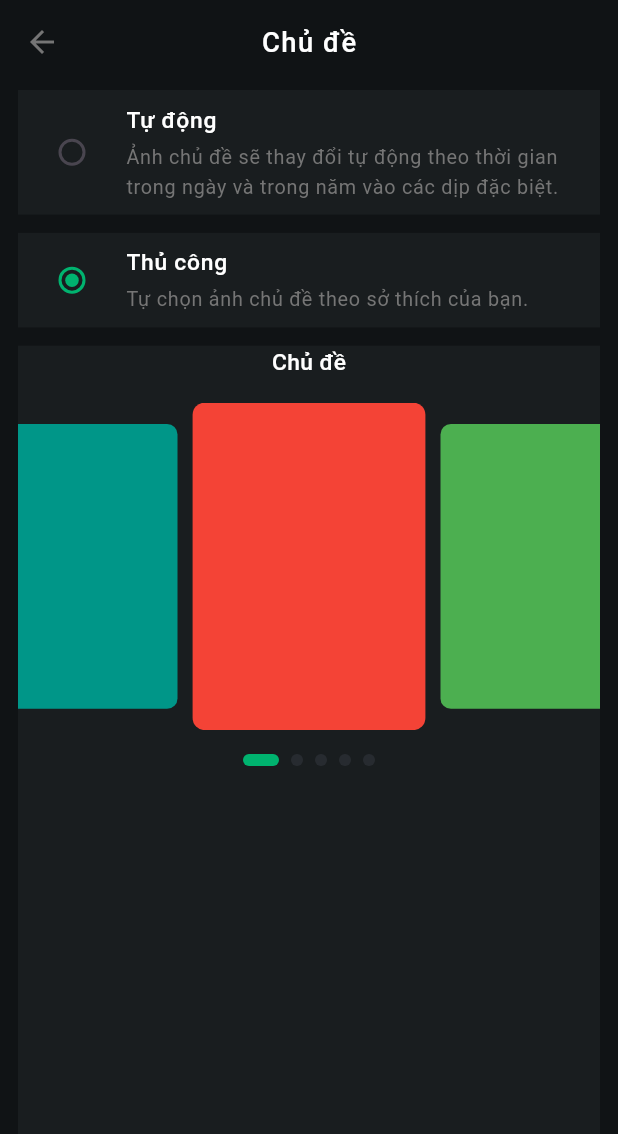
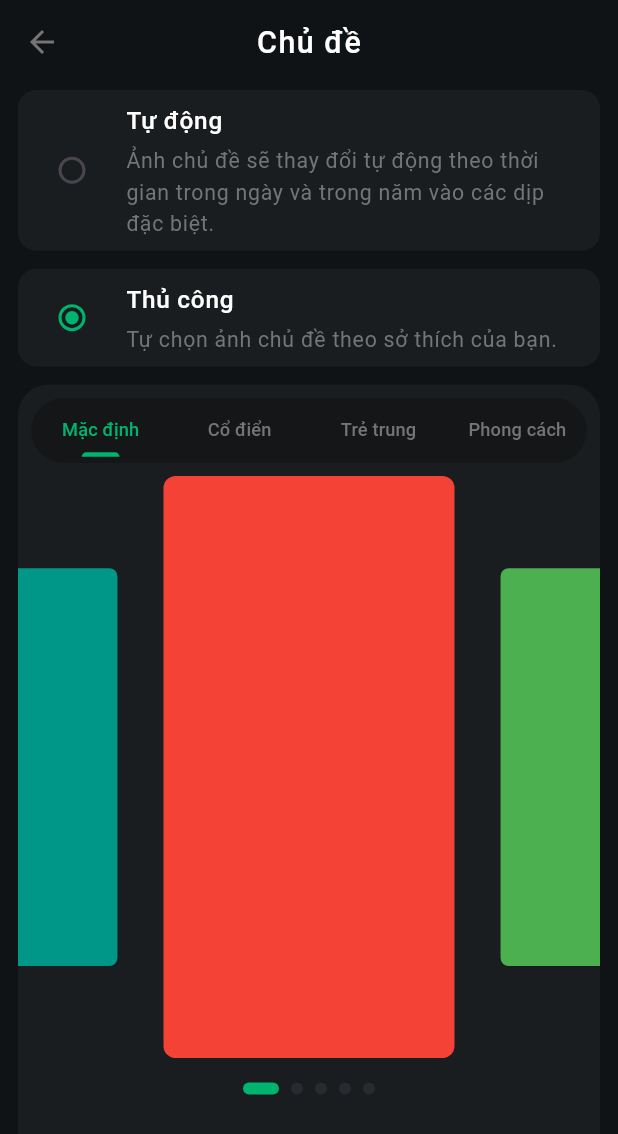
Before and after one commit to dhnam2806/fpts_project, a Flutter app: the screen it shows after launch, after a tap on "Thủ công", on a phone screen of 412 x 824 dp. Shown: the top 1134 px of the screen. Run offline on Flutter 3.47's test engine with Material 3 defaults, Android fonts, the light colour scheme and no system bars; drawn by our look-alikes of carousel_slider, smooth_page_indicator; our stand-ins replace bloc, flutter_bloc, flutter_screenutil, google_nav_bar, persistent_bottom_nav_bar_v2, shared_preferences.

Commit message:
update theme screens

```diff
--- a/lib/main.dart
+++ b/lib/main.dart
@@ -24,6 +24,14 @@ class MyApp extends StatelessWidget {
             debugShowCheckedModeBanner: false,
             title: 'First Method',
             home: child,
+            builder: (context, child) {
+              return MediaQuery(
+                data: MediaQuery.of(context).copyWith(
+                  textScaler: TextScaler.linear(1.0),
+                ),
+                child: child!,
+              );
+            }
           ),
         );
       },
--- a/lib/ui/screens/nav_bar_setting.dart
+++ b/lib/ui/screens/navbar_setting_screen/nav_bar_setting.dart
@@ -3,7 +3,7 @@ import 'package:flutter_bloc/flutter_bloc.dart';
 import 'package:flutter_screenutil/flutter_screenutil.dart';
 import 'package:fpts_product/bloc/bloc/select_navbar_bloc.dart';
 import 'package:fpts_product/ui/bottom_navbar.dart';
-import 'package:fpts_product/ui/screens/nav_bar_style.dart';
+import 'package:fpts_product/ui/screens/navbar_setting_screen/nav_bar_style.dart';
 import 'package:fpts_product/ui/widgets/list_tittle/list_tittle_navbar_setting.dart';
 
 class NavBarSettingScreen extends StatefulWidget {
--- a/lib/ui/screens/swap_theme/selected_theme.dart
+++ b/lib/ui/screens/swap_theme/selected_theme.dart
@@ -15,40 +15,35 @@ class _SelectedThemeState extends State<SelectedTheme> {
 
   final listTheme = [
     Container(
-      width: 180,
-      height: 200,
+      height: 400,
       decoration: BoxDecoration(
         color: Colors.red,
         borderRadius: BorderRadius.circular(8),
       ),
     ),
     Container(
-      width: 180,
-      height: 200,
+      height: 400,
       decoration: BoxDecoration(
         color: Colors.green,
         borderRadius: BorderRadius.circular(8),
       ),
     ),
     Container(
-      width: 180,
-      height: 200,
+      height: 400,
       decoration: BoxDecoration(
         color: Colors.blue,
         borderRadius: BorderRadius.circular(8),
       ),
     ),
     Container(
-      width: 180,
-      height: 200,
+      height: 400,
       decoration: BoxDecoration(
         color: Colors.orange,
         borderRadius: BorderRadius.circular(8),
       ),
     ),
     Container(
-      width: 180,
-      height: 200,
+      height: 400,
       decoration: BoxDecoration(
         color: Colors.teal,
         borderRadius: BorderRadius.circular(8),
@@ -58,26 +53,17 @@ class _SelectedThemeState extends State<SelectedTheme> {
 
   @override
   Widget build(BuildContext context) {
-    return Container(
-      color: Color(0xFF191D1F),
-      child: Column(
+    return Column(
       children: [
-          Text(
-            'Chủ đề',
-            style: TextStyle(
-              fontSize: 15.sp,
-              color: Colors.white,
-              fontWeight: FontWeight.w500,
-            ),
-          ),
-          SizedBox(height: 16),
         CarouselSlider.builder(
           itemCount: listTheme.length,
           itemBuilder: (BuildContext context, int index, int realIndex) {
             return listTheme[index];
           },
           options: CarouselOptions(
-              viewportFraction: 0.4,
+            enlargeFactor: 0.5,
+            aspectRatio: 1,
+            viewportFraction: 0.5,
             enableInfiniteScroll: true,
             reverse: false,
             autoPlay: false,
@@ -93,10 +79,9 @@ class _SelectedThemeState extends State<SelectedTheme> {
             },
           ),
         ),
-          SizedBox(height: 16),
+        SizedBox(height: 16.h),
         _buildIndicator(),
       ],
-      ),
     );
   }
 
--- a/lib/ui/screens/swap_theme/swap_theme_setting.dart
+++ b/lib/ui/screens/swap_theme/swap_theme_setting.dart
@@ -1,6 +1,6 @@
 import 'package:flutter/material.dart';
 import 'package:flutter_screenutil/flutter_screenutil.dart';
-import 'package:fpts_product/ui/screens/swap_theme/selected_theme.dart';
+import 'package:fpts_product/ui/screens/swap_theme/swap_theme_style.dart';
 import 'package:fpts_product/ui/widgets/radio_list_tile/radio_list_title.dart';
 
 class SwapThemeSetting extends StatefulWidget {
@@ -13,11 +13,6 @@ class SwapThemeSetting extends StatefulWidget {
 class _SwapThemeSettingState extends State<SwapThemeSetting>
     with TickerProviderStateMixin {
   int _selectedIndex = 0;
-
-  late final AnimationController controller = AnimationController(
-    duration: const Duration(seconds: 2),
-    vsync: this,
-  )..forward();
 
   @override
   Widget build(BuildContext context) {
@@ -37,7 +32,7 @@ class _SwapThemeSettingState extends State<SwapThemeSetting>
             'Chủ đề',
             style: TextStyle(
               letterSpacing: 1,
-              fontSize: 18.sp,
+              fontSize: 20.sp,
               color: Colors.white,
               fontWeight: FontWeight.w500,
             ),
@@ -81,23 +76,7 @@ class _SwapThemeSettingState extends State<SwapThemeSetting>
               ),
               _selectedIndex == 0
                   ? Container()
-                  : Expanded(
-                      child: SlideTransition(
-                        position: Tween<Offset>(
-                          begin: Offset(0, 0),
-                          end: Offset.zero,
-                        ).animate(CurvedAnimation(
-                          parent: AnimationController(
-                            vsync: this,
-                            duration: Duration(milliseconds: 500),
-                          ),
-                          curve: Curves.fastOutSlowIn,
-                        )),
-                        child: Expanded(
-                          child: SelectedTheme(),
-                        ),
-                      ),
-                    ),
+                  : Expanded(child: TabBarThemeStyle()),
             ],
           ),
         ));
--- /dev/null
+++ b/lib/ui/screens/swap_theme/swap_theme_style.dart
@@ -0,0 +1,72 @@
+import 'package:flutter/material.dart';
+import 'package:flutter_screenutil/flutter_screenutil.dart';
+import 'package:fpts_product/ui/screens/swap_theme/selected_theme.dart';
+
+class TabBarThemeStyle extends StatefulWidget {
+  const TabBarThemeStyle({super.key});
+
+  @override
+  State<TabBarThemeStyle> createState() => _TabBarThemeStyleState();
+}
+
+class _TabBarThemeStyleState extends State<TabBarThemeStyle>
+    with TickerProviderStateMixin {
+  @override
+  Widget build(BuildContext context) {
+    TabController _tabController = TabController(length: 4, vsync: this);
+    return Container(
+      decoration: BoxDecoration(
+        color: Color(0xFF191D1F),
+        borderRadius: BorderRadius.only(
+          topLeft: Radius.circular(20.r),
+          topRight: Radius.circular(20.r),
+        ),
+      ),
+      child: Column(
+        children: [
+          Container(
+            margin: EdgeInsets.all(8.w),
+            decoration: BoxDecoration(
+              color: Color.fromARGB(255, 20, 22, 23),
+              borderRadius: BorderRadius.circular(50.r),
+            ),
+            child: TabBar(
+              indicatorColor: Color(0xFF00B36F),
+              labelColor: Color(0xFF00B36F),
+              unselectedLabelColor: Colors.grey[600],
+              automaticIndicatorColorAdjustment: false,
+              dividerColor: Colors.transparent,
+              controller: _tabController,
+              indicatorSize: TabBarIndicatorSize.label,
+              indicatorPadding:
+                  EdgeInsets.symmetric(horizontal: 12.w, vertical: 4.h),
+              labelStyle: TextStyle(
+                fontSize: 12.sp,
+                fontWeight: FontWeight.w500,
+              ),
+              labelPadding:
+                  EdgeInsets.symmetric(horizontal: 2.w, vertical: 12.h),
+              tabs: [
+                Text("Mặc định"),
+                Text("Cổ điển"),
+                Text("Trẻ trung"),
+                Text("Phong cách"),
+              ],
+            ),
+          ),
+          Expanded(
+            child: TabBarView(
+              controller: _tabController,
+              children: [
+                SelectedTheme(),
+                SelectedTheme(),
+                SelectedTheme(),
+                SelectedTheme(),
+              ],
+            ),
+          )
+        ],
+      ),
+    );
+  }
+}
--- a/lib/ui/widgets/radio_list_tile/radio_list_title.dart
+++ b/lib/ui/widgets/radio_list_tile/radio_list_title.dart
@@ -27,10 +27,13 @@ class _RadioListTitleCustomState extends State<RadioListTitleCustom> {
   @override
   Widget build(BuildContext context) {
     return Container(
-      color: Color(0xFF191D1F),
+      decoration: BoxDecoration(
+        color: Color(0xFF191D1F),
+        borderRadius: BorderRadius.circular(12.r),
+      ),
       child: RadioListTile(
           shape: RoundedRectangleBorder(
-            borderRadius: BorderRadius.circular(8),
+            borderRadius: BorderRadius.circular(12.r),
           ),
           value: widget.value,
           activeColor: Color(0xFF00B36F),
@@ -44,7 +47,7 @@ class _RadioListTitleCustomState extends State<RadioListTitleCustom> {
               Text(
                 widget.title,
                 style: TextStyle(
-                  fontSize: 15.sp,
+                  fontSize: 16.sp,
                   color: Colors.white,
                   fontWeight: FontWeight.w500,
                 ),
@@ -55,7 +58,7 @@ class _RadioListTitleCustomState extends State<RadioListTitleCustom> {
               Text(
                 widget.description,
                 style: TextStyle(
-                  fontSize: 13.sp,
+                  fontSize: 14.sp,
                   color: Colors.grey[600],
                 ),
               ),
--- a/pubspec.yaml
+++ b/pubspec.yaml
@@ -21,6 +21,7 @@ dependencies:
   flutter_bloc: ^8.0.1
   carousel_slider: ^4.2.1
   smooth_page_indicator: ^1.1.0
+  contained_tab_bar_view: ^0.8.0
 
 dev_dependencies:
   flutter_test:
```
Also changed, not shown: lib/ui/screens/navbar_setting_screen/nav_bar_style.dart (renamed from lib/ui/screens/nav_bar_style.dart), pubspec.lock. Lines whose indentation alone changed are shown as unchanged.
